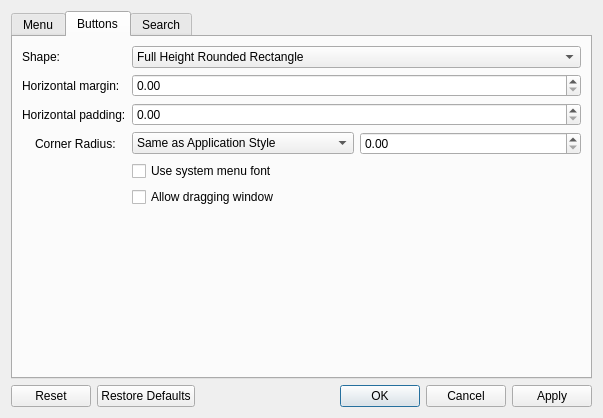
Above: kdecoration/config/ui/titlebarappmenubar.ui from paulmcauley/klassy before the change. Below: the same form after it.
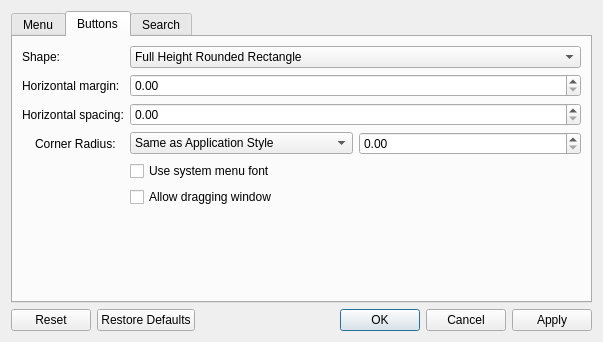
That is the form after the change. The open tabs and pages were chosen to show the change.

Commit message:
AppMenuButton: Rename margin->spacing padding->margin; add scaling
This makes the naming consistent with the rest of the decoration
buttons.

Diff of the .ui file:
```diff
--- a/kdecoration/config/ui/titlebarappmenubar.ui
+++ b/kdecoration/config/ui/titlebarappmenubar.ui
@@ -7,7 +7,7 @@
     <x>0</x>
     <y>0</y>
     <width>603</width>
-    <height>418</height>
+    <height>342</height>
    </rect>
   </property>
   <property name="windowTitle">
@@ -224,98 +224,24 @@
          </item>
         </widget>
        </item>
-       <item row="1" column="0">
-        <widget class="QLabel" name="buttonHorizontalMarginLabel">
-         <property name="text">
-          <string>Horizontal margin:</string>
-         </property>
-         <property name="buddy">
-          <cstring>buttonHorizontalMargin</cstring>
-         </property>
-        </widget>
-       </item>
-       <item row="1" column="1">
-        <widget class="QDoubleSpinBox" name="buttonHorizontalMargin">
-         <property name="singleStep">
-          <double>0.100000000000000</double>
-         </property>
-        </widget>
-       </item>
        <item row="2" column="0">
-        <widget class="QLabel" name="buttonHorizontalPaddingLabel">
+        <widget class="QLabel" name="buttonHorizontalSpacingLabel">
          <property name="text">
-          <string>Horizontal padding:</string>
+          <string>Horizontal spacing:</string>
          </property>
          <property name="buddy">
-          <cstring>buttonHorizontalPadding</cstring>
+          <cstring>buttonHorizontalSpacing</cstring>
          </property>
         </widget>
        </item>
        <item row="2" column="1">
-        <widget class="QDoubleSpinBox" name="buttonHorizontalPadding">
+        <widget class="QDoubleSpinBox" name="buttonHorizontalSpacing">
          <property name="singleStep">
           <double>0.100000000000000</double>
          </property>
         </widget>
        </item>
-       <item row="4" column="1">
-        <widget class="QCheckBox" name="buttonUseSystemMenuFont">
-         <property name="text">
-          <string>Use system menu font</string>
-         </property>
-        </widget>
-       </item>
-       <item row="5" column="1">
-        <widget class="QCheckBox" name="buttonAllowDraggingWindow">
-         <property name="text">
-          <string>Allow dragging window</string>
-         </property>
-        </widget>
-       </item>
-       <item row="6" column="1">
-        <spacer name="verticalSpacer">
-         <property name="orientation">
-          <enum>Qt::Orientation::Vertical</enum>
-         </property>
-         <property name="sizeHint" stdset="0">
-          <size>
-           <width>20</width>
-           <height>40</height>
-          </size>
-         </property>
-        </spacer>
-       </item>
-       <item row="3" column="1">
-        <layout class="QHBoxLayout" name="horizontalLayout">
-         <item>
-          <widget class="QComboBox" name="buttonCornerRadius">
-           <item>
-            <property name="text">
-             <string>Same as Application Style</string>
-            </property>
-           </item>
-           <item>
-            <property name="text">
-             <string>Same as Window Buttons</string>
-            </property>
-           </item>
-           <item>
-            <property name="text">
-             <string>Custom</string>
-            </property>
-           </item>
-          </widget>
-         </item>
-         <item>
-          <widget class="QDoubleSpinBox" name="buttonCustomCornerRadius">
-           <property name="singleStep">
-            <double>0.100000000000000</double>
-           </property>
-          </widget>
-         </item>
-        </layout>
-       </item>
-       <item row="3" column="0">
+       <item row="4" column="0">
         <layout class="QHBoxLayout" name="horizontalLayout_3">
          <item>
           <widget class="QLabel" name="buttonCornerRadiusIcon">
@@ -336,6 +262,80 @@
          </item>
         </layout>
        </item>
+       <item row="4" column="1">
+        <layout class="QHBoxLayout" name="horizontalLayout">
+         <item>
+          <widget class="QComboBox" name="buttonCornerRadius">
+           <item>
+            <property name="text">
+             <string>Same as Application Style</string>
+            </property>
+           </item>
+           <item>
+            <property name="text">
+             <string>Same as Window Buttons</string>
+            </property>
+           </item>
+           <item>
+            <property name="text">
+             <string>Custom</string>
+            </property>
+           </item>
+          </widget>
+         </item>
+         <item>
+          <widget class="QDoubleSpinBox" name="buttonCustomCornerRadius">
+           <property name="singleStep">
+            <double>0.100000000000000</double>
+           </property>
+          </widget>
+         </item>
+        </layout>
+       </item>
+       <item row="5" column="1">
+        <widget class="QCheckBox" name="buttonUseSystemMenuFont">
+         <property name="text">
+          <string>Use system menu font</string>
+         </property>
+        </widget>
+       </item>
+       <item row="6" column="1">
+        <widget class="QCheckBox" name="buttonAllowDraggingWindow">
+         <property name="text">
+          <string>Allow dragging window</string>
+         </property>
+        </widget>
+       </item>
+       <item row="7" column="1">
+        <spacer name="verticalSpacer">
+         <property name="orientation">
+          <enum>Qt::Orientation::Vertical</enum>
+         </property>
+         <property name="sizeHint" stdset="0">
+          <size>
+           <width>20</width>
+           <height>40</height>
+          </size>
+         </property>
+        </spacer>
+       </item>
+       <item row="1" column="1">
+        <widget class="QDoubleSpinBox" name="buttonHorizontalMargin">
+         <property name="singleStep">
+          <double>0.100000000000000</double>
+         </property>
+        </widget>
+       </item>
+       <item row="1" column="0">
+        <widget class="QLabel" name="buttonHorizontalMarginLabel">
+         <property name="text">
+          <string>Horizontal margin:</string>
+         </property>
+         <property name="buddy">
+          <cstring>buttonHorizontalMargin</cstring>
+         </property>
+        </widget>
+       </item>
       </layout>
      </widget>
      <widget class="QWidget" name="tab_2">
```
Left out of the diff: 2 changed lines with no effect on the pictures. The commit also changes 5 other files.
